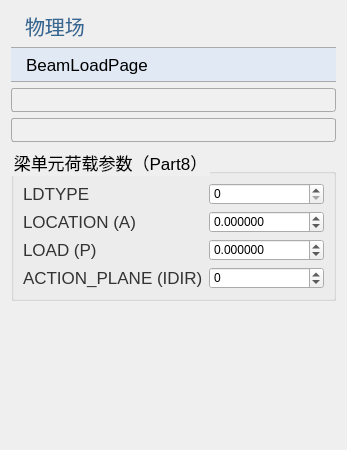
Above: plugins/Base_PhysicalField/BeamLoadPage.ui from asd977/base_cae before the change. Below: the same form after it.
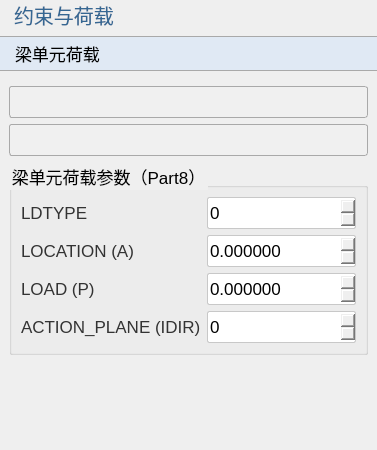
That is the form after the change. Icons and pictures are not drawn.

Commit message: style: refine Base_PhysicalField ui layout containers and spacing

```diff
--- a/plugins/Base_PhysicalField/BeamLoadPage.ui
+++ b/plugins/Base_PhysicalField/BeamLoadPage.ui
@@ -23,25 +23,19 @@
     border-color: rgb(121, 121, 121);
     border-style: solid;
     height: 33px;
-    border-top: 1px solid rgb(169, 169, 169); /* 上边框为灰色 */
-    border-bottom: 1px solid rgb(169, 169, 169); /* 下边框为灰色 */
-    border-left: none; /* 移除左边框 */
+    border-top: 1px solid rgb(169, 169, 169);
+    border-bottom: 1px solid rgb(169, 169, 169);
+    border-left: none;
     border-right: none;
     text-align: left;
 	padding-left: 15px;
 	font-size: 17px;
-	border-style: solid;
 }
 QLabel {
     font-family: &quot;Microsoft YaHei&quot;, &quot;微软雅黑&quot;;
     font-size: 17px;
     text-align: left;
     color: rgb(51, 51, 51);
-    white-space: nowrap;
-    line-height: 50px;
-    position: absolute;
-    top: 0px;
-    left: 0px;
 }
 QLabel#pageNameLabel {
     font-size: 20px;
@@ -50,10 +44,11 @@
 	padding-left:9px;
     color: rgb(53, 103, 147);
 }
-QLineEdit {
-    border: 1px solid rgb(200, 200, 200); /* 设置边框为淡灰色 */
-    border-radius: 2px; /* 设置圆角半径为 5 像素 */
+QLineEdit, QDoubleSpinBox, QSpinBox {
+    border: 1px solid rgb(200, 200, 200);
+    border-radius: 2px;
 	font-size: 17px;
+    min-height: 30px;
 }
 QLineEdit:focus {
     border-color: rgb(100, 100, 255); /* 设置焦点时的边框颜色为蓝色 */
@@ -67,46 +62,39 @@
     padding-left:6px;
     background: rgb(240, 240, 240);
     border: 1px solid rgb(169, 169, 169);
-    border-radius: 3px; /* 设置边框的圆角半径为5像素 */
+    border-radius: 3px;
+    min-height: 30px;
 }
 QComboBox::drop-down {
     background: rgb(240, 240, 240);
-}
-QComboBox::down-arrow {
-    image: url(:/resources/down_arrow.png); /* 替换下拉箭头图标 */
-}
-/*QCombobox右侧按钮*/
-QComboBox::drop-down {
     subcontrol-origin: padding;
-    subcontrol-position: top right;/*放于右方顶部*/
-    border-top-right-radius: 3px;/*设置边框圆角*/
+    subcontrol-position: top right;
+    border-top-right-radius: 3px;
     border-bottom-right-radius: 3px;
 }
-QLineEdit {
-    border: 1px solid rgb(200, 200, 200); /* 设置边框为淡灰色 */
-    border-radius: 2px; /* 设置圆角半径为 5 像素 */
-	font-size: 17px;
+QComboBox::down-arrow {
+    image: url(:/resources/down_arrow.png);
 }
-QLineEdit:focus {
-    border-color: rgb(100, 100, 255); /* 设置焦点时的边框颜色为蓝色 */
-    outline: none; /* 去掉默认的焦点边框 */
+QRadioButton, QCheckBox, QGroupBox {
+    font-size: 17px;
 }
-
-QRadioButton {
-    font-size: 17px; /* 设置字体大小为 14 像素 */
-}
-
-QCheckBox {
-    font-size: 17px; /* 设置字体大小为 14 像素 */
-}
-
-QGroupBox{
-    font-size: 17px; /* 设置字体大小为 14 像素 */   
+QTableWidget {
+    font-size: 16px;
+    gridline-color: rgb(210, 210, 210);
 }
 
 </string>
   </property>
   <layout class="QVBoxLayout" name="verticalLayout">
+   <property name="leftMargin">
+    <number>0</number>
+   </property>
+   <property name="topMargin">
+    <number>0</number>
+   </property>
+   <property name="rightMargin">
+    <number>0</number>
+   </property>
    <item>
     <widget class="QLabel" name="pageNameLabel">
      <property name="sizePolicy">
@@ -116,7 +104,7 @@
       </sizepolicy>
      </property>
      <property name="text">
-      <string>物理场</string>
+      <string>约束与荷载</string>
      </property>
     </widget>
    </item>
@@ -129,10 +117,13 @@
       </sizepolicy>
      </property>
      <property name="text">
-      <string>BeamLoadPage</string>
+      <string>梁单元荷载</string>
      </property>
     </widget>
    </item>
+   <item>
+    <widget class="QWidget" name="contentWidget" native="true">
+     <layout class="QVBoxLayout" name="contentLayout">
    <item>
     <widget class="QComboBox" name="comboBoxDim"/>
    </item>
@@ -236,7 +227,10 @@
       </item>
      </layout>
     </widget>
+   </item>     </layout>
+    </widget>
    </item>
+
    <item>
     <spacer name="verticalSpacer">
      <property name="orientation">
```
Left out of the diff: 8 changed lines with no effect on the pictures. The commit also changes 10 other files.
